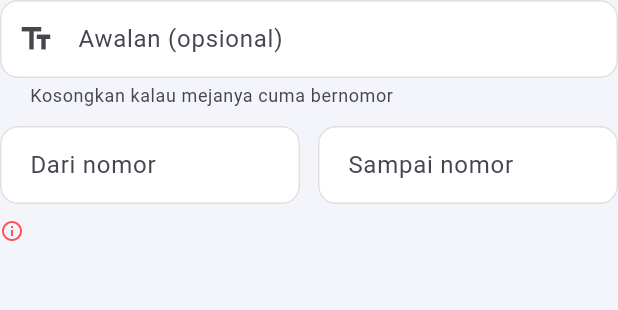
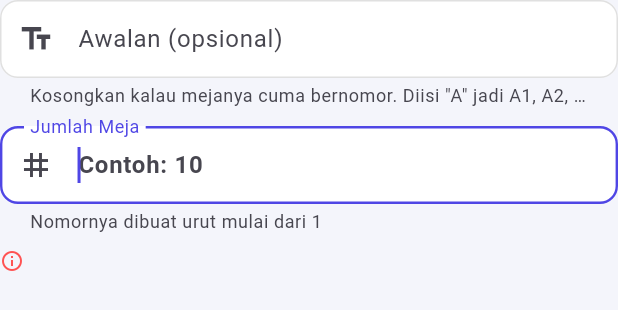
Before and after one commit to bujejuki-spec/KaataGo, a Flutter app: the _BulkFields widget shown alone on an empty page, opened directly with empty values, on a phone screen of 412 x 824 dp. Shown: the top 310 px of the screen. Run offline on Flutter 3.47's test engine with Material 3 defaults, Android fonts, the phone set to English and light mode, and no system bars; our stand-ins replace firebase_core, firebase_messaging, flutter_local_notifications, geolocator, google_sign_in, image_picker and 10 more; missing offline and left inert: gal, mobile_scanner; accounts and stored records are empty.

Commit message:
QR banyak meja: cukup isi jumlahnya, bukan rentang dari–sampai
Yang diketahui pemilik resto adalah "mejaku ada sepuluh", bukan "dari
nomor satu sampai nomor sepuluh". Rentang memaksanya menerjemahkan dulu
apa yang sudah dia tahu jadi dua angka, dan menyediakan dua kolom yang
bisa diisi terbalik. Sekarang satu isian: jumlah meja.

Nomornya juga tidak lagi diberi nol di depan. Nomor itu tersimpan di
dalam QR dan muncul di layar dapur, jadi harus sama persis dengan yang
diketik orang di mode satu meja — "07" dan "7" adalah dua meja berbeda
di mata siapa pun yang membacanya, dan tidak ada alasan mode borongan
menghasilkan penomoran yang berbeda dari mode satuan.

Urutan berkas di galeri tetap terjaga, tapi lewat nama berkasnya:
nomor urut berimbuhan nol dipasang di depan nama, bukan menumpang pada
nomor mejanya. Ada tesnya — dua belas berkas yang diurutkan sebagai teks
harus tetap berurutan meja 1 sampai 12.

Co-Authored-By: Claude Opus 5 <noreply@anthropic.com>

```diff
--- a/lib/screens/table_qr_generator_screen.dart
+++ b/lib/screens/table_qr_generator_screen.dart
@@ -28,8 +28,7 @@ class TableQrGeneratorScreen extends StatefulWidget {
 class _TableQrGeneratorScreenState extends State<TableQrGeneratorScreen> {
   final _tableCtrl = TextEditingController();
   final _prefixCtrl = TextEditingController();
-  final _fromCtrl = TextEditingController(text: '1');
-  final _toCtrl = TextEditingController(text: '10');
+  final _countCtrl = TextEditingController(text: '10');
   final _restoRepo = RestaurantRepository();
 
   String _restoName = '';
@@ -62,8 +61,7 @@ class _TableQrGeneratorScreenState extends State<TableQrGeneratorScreen> {
   void dispose() {
     _tableCtrl.dispose();
     _prefixCtrl.dispose();
-    _fromCtrl.dispose();
-    _toCtrl.dispose();
+    _countCtrl.dispose();
     super.dispose();
   }
 
@@ -81,35 +79,35 @@ class _TableQrGeneratorScreenState extends State<TableQrGeneratorScreen> {
       return raw.isEmpty ? const [] : [raw];
     }
 
-    final from = int.tryParse(_fromCtrl.text.trim());
-    final to = int.tryParse(_toCtrl.text.trim());
-    if (from == null || to == null) return const [];
-    return tableLabelRange(prefix: _prefixCtrl.text.trim(), from: from, to: to);
+    final count = int.tryParse(_countCtrl.text.trim());
+    if (count == null) return const [];
+    return tableLabels(prefix: _prefixCtrl.text.trim(), count: count);
   }
 
   /// Keterangan kenapa mode banyak belum bisa dijalankan, atau null kalau
   /// isiannya sudah sah.
   String? get _bulkProblem {
     if (!_bulkMode) return null;
-    final from = int.tryParse(_fromCtrl.text.trim());
-    final to = int.tryParse(_toCtrl.text.trim());
-    if (from == null || to == null) return 'Isi nomor awal dan nomor akhir.';
-    if (from < 1) return 'Nomor awal minimal 1.';
-    if (to < from) return 'Nomor akhir harus lebih besar dari nomor awal.';
-    if (to - from + 1 > kMaxTableBatch) {
-      return 'Maksimal $kMaxTableBatch meja sekali buat.';
-    }
+    final count = int.tryParse(_countCtrl.text.trim());
+    if (count == null) return 'Isi jumlah mejanya.';
+    if (count < 1) return 'Jumlah meja minimal 1.';
+    if (count > kMaxTableBatch) return 'Maksimal $kMaxTableBatch meja sekali buat.';
     return null;
   }
 
-  List<TableQrCard> _cardsFor(String restoId) => [
-        for (final table in _tables)
+  List<TableQrCard> _cardsFor(String restoId) {
+    final tables = _tables;
+    return [
+      for (var i = 0; i < tables.length; i++)
         TableQrCard(
           restoName: _restoName.isEmpty ? restoId : _restoName,
-            table: table,
-            payload: _payloadFor(table, restoId),
+          table: tables[i],
+          payload: _payloadFor(tables[i], restoId),
+          // Urutannya hanya berarti kalau memang dibuat borongan.
+          sequence: _bulkMode ? i + 1 : null,
         ),
     ];
+  }
 
   Future<void> _save(String restoId) async {
     final cards = _cardsFor(restoId);
@@ -276,8 +274,7 @@ class _TableQrGeneratorScreenState extends State<TableQrGeneratorScreen> {
                 else
                   _BulkFields(
                     prefixCtrl: _prefixCtrl,
-                    fromCtrl: _fromCtrl,
-                    toCtrl: _toCtrl,
+                    countCtrl: _countCtrl,
                     problem: _bulkProblem,
                     tables: tables,
                     onChanged: () => setState(() {}),
@@ -324,16 +321,14 @@ class _TableQrGeneratorScreenState extends State<TableQrGeneratorScreen> {
 
 class _BulkFields extends StatelessWidget {
   final TextEditingController prefixCtrl;
-  final TextEditingController fromCtrl;
-  final TextEditingController toCtrl;
+  final TextEditingController countCtrl;
   final String? problem;
   final List<String> tables;
   final VoidCallback onChanged;
 
   const _BulkFields({
     required this.prefixCtrl,
-    required this.fromCtrl,
-    required this.toCtrl,
+    required this.countCtrl,
     required this.problem,
     required this.tables,
     required this.onChanged,
@@ -353,41 +348,27 @@ class _BulkFields extends StatelessWidget {
             hintText: 'Contoh: A, VIP-',
             prefixIcon: Icon(Icons.text_fields),
             counterText: '',
-            helperText: 'Kosongkan kalau mejanya cuma bernomor',
+            helperText: 'Kosongkan kalau mejanya cuma bernomor. '
+                'Diisi "A" jadi A1, A2, A3, …',
           ),
           onChanged: (_) => onChanged(),
         ),
         const SizedBox(height: 12),
-        Row(
-          children: [
-            Expanded(
-              child: TextFormField(
-                controller: fromCtrl,
+        TextFormField(
+          controller: countCtrl,
           keyboardType: TextInputType.number,
           inputFormatters: [FilteringTextInputFormatter.digitsOnly],
-                maxLength: 4,
+          maxLength: 3,
+          autofocus: true,
+          style: const TextStyle(fontWeight: FontWeight.bold, fontSize: 16),
           decoration: const InputDecoration(
-                  labelText: 'Dari nomor',
+            labelText: 'Jumlah Meja',
+            hintText: 'Contoh: 10',
+            prefixIcon: Icon(Icons.tag),
             counterText: '',
+            helperText: 'Nomornya dibuat urut mulai dari 1',
           ),
           onChanged: (_) => onChanged(),
-              ),
-            ),
-            const SizedBox(width: 12),
-            Expanded(
-              child: TextFormField(
-                controller: toCtrl,
-                keyboardType: TextInputType.number,
-                inputFormatters: [FilteringTextInputFormatter.digitsOnly],
-                maxLength: 4,
-                decoration: const InputDecoration(
-                  labelText: 'Sampai nomor',
-                  counterText: '',
-                ),
-                onChanged: (_) => onChanged(),
-              ),
-            ),
-          ],
         ),
         if (problem != null) ...[
           const SizedBox(height: 10),
@@ -407,7 +388,7 @@ class _BulkFields extends StatelessWidget {
         ] else if (tables.isNotEmpty) ...[
           const SizedBox(height: 6),
           Text(
-            '${tables.length} QR akan dibuat: ${tables.first} sampai ${tables.last}',
+            '${tables.length} QR akan dibuat: meja ${tables.first} sampai ${tables.last}',
             style: TextStyle(fontSize: 12, color: Colors.grey.shade600),
           ),
         ],
```
Also changed, not shown: lib/utils/table_qr_image.dart (+32 -14 lines), 3 other files. Lines whose indentation alone changed are shown as unchanged.
